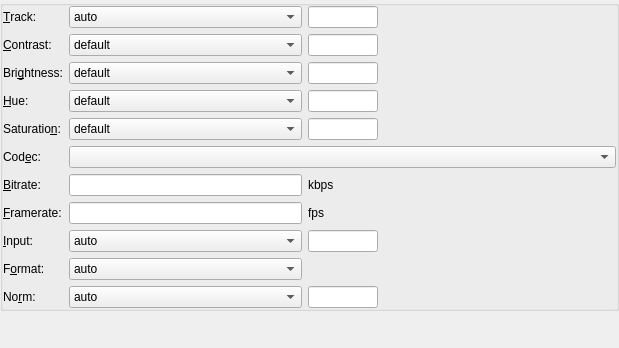
First picture: the form in src/kplayerpropertiesvideo.ui, repository KDE/kplayer, before the edit.
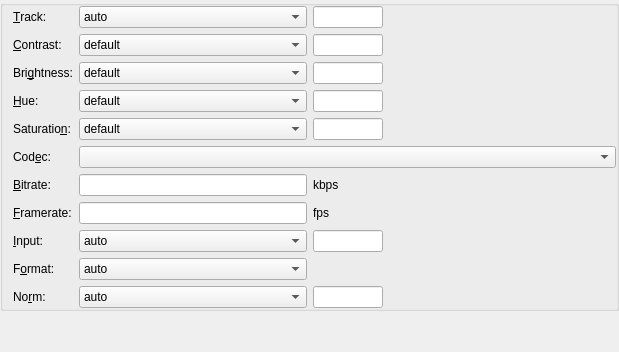
Second picture: the form after the edit. Custom widgets are drawn as their Qt base class.

Commit message: Migrate remaining dialogs to QGroupBox.

```diff
--- a/src/kplayerpropertiesvideo.ui
+++ b/src/kplayerpropertiesvideo.ui
@@ -7,7 +7,7 @@
     <x>0</x>
     <y>0</y>
     <width>619</width>
-    <height>348</height>
+    <height>352</height>
    </rect>
   </property>
   <property name="frameShape">
@@ -29,6 +29,9 @@
       </sizepolicy>
      </property>
      <layout class="QVBoxLayout">
+      <property name="leftMargin">
+       <number>10</number>
+      </property>
       <item>
        <layout class="QGridLayout">
         <item row="0" column="0">
```
Left out of the diff: 50 changed lines with no effect on the pictures. Lines whose indentation alone changed are shown as unchanged. The commit also changes 3 other files.
